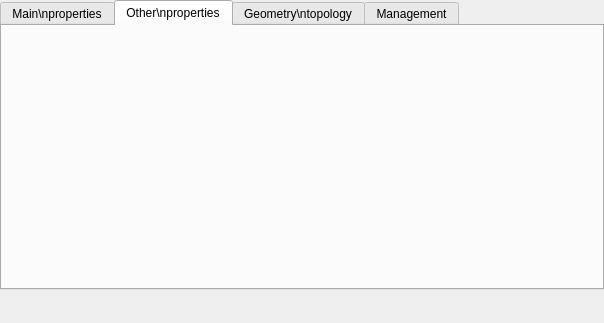
The window that Lamia/iface/qgiswidget/tools/toolprepro/base3_urbandrainage/lamiabase_ud_edge_tool_ui.ui (Artelia/Lamia) describes before a commit, drawn with Qt 5.
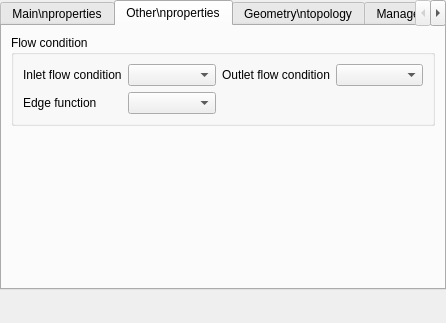
The same window after the commit. The open tabs and pages were chosen to show the change. Icons and pictures are not drawn.

```diff
--- a/Lamia/iface/qgiswidget/tools/toolprepro/base3_urbandrainage/lamiabase_ud_edge_tool_ui.ui
+++ b/Lamia/iface/qgiswidget/tools/toolprepro/base3_urbandrainage/lamiabase_ud_edge_tool_ui.ui
@@ -6,7 +6,7 @@
    <rect>
     <x>0</x>
     <y>0</y>
-    <width>604</width>
+    <width>446</width>
     <height>323</height>
    </rect>
   </property>
@@ -216,6 +216,60 @@
       <attribute name="title">
        <string>Other\nproperties</string>
       </attribute>
+      <layout class="QVBoxLayout" name="verticalLayout_5">
+       <item>
+        <widget class="QGroupBox" name="groupBox">
+         <property name="title">
+          <string>Flow condition</string>
+         </property>
+         <layout class="QGridLayout" name="gridLayout_3">
+          <item row="0" column="3">
+           <widget class="QComboBox" name="comboBox_outletflowcondition"/>
+          </item>
+          <item row="0" column="2">
+           <widget class="QLabel" name="label_7">
+            <property name="text">
+             <string>Outlet flow condition</string>
+            </property>
+           </widget>
+          </item>
+          <item row="0" column="0">
+           <widget class="QLabel" name="label_5">
+            <property name="text">
+             <string>Inlet flow condition</string>
+            </property>
+           </widget>
+          </item>
+          <item row="0" column="1">
+           <widget class="QComboBox" name="comboBox_inletflowcondition"/>
+          </item>
+          <item row="1" column="0">
+           <widget class="QLabel" name="label_18">
+            <property name="text">
+             <string>Edge function</string>
+            </property>
+           </widget>
+          </item>
+          <item row="1" column="1">
+           <widget class="QComboBox" name="comboBox_systemfunction"/>
+          </item>
+         </layout>
+        </widget>
+       </item>
+       <item>
+        <spacer name="verticalSpacer_4">
+         <property name="orientation">
+          <enum>Qt::Vertical</enum>
+         </property>
+         <property name="sizeHint" stdset="0">
+          <size>
+           <width>20</width>
+           <height>40</height>
+          </size>
+         </property>
+        </spacer>
+       </item>
+      </layout>
      </widget>
      <widget class="QWidget" name="tab_3">
       <attribute name="title">
```
